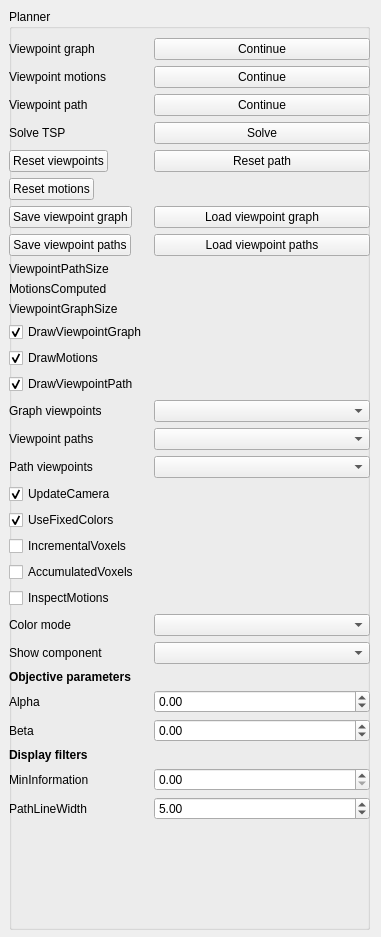
This is viewpoint_planner/src/ui/viewer_planner_panel.ui in bennihepp/Quad3DR as Qt 5 draws it before an edit. The edited form follows.
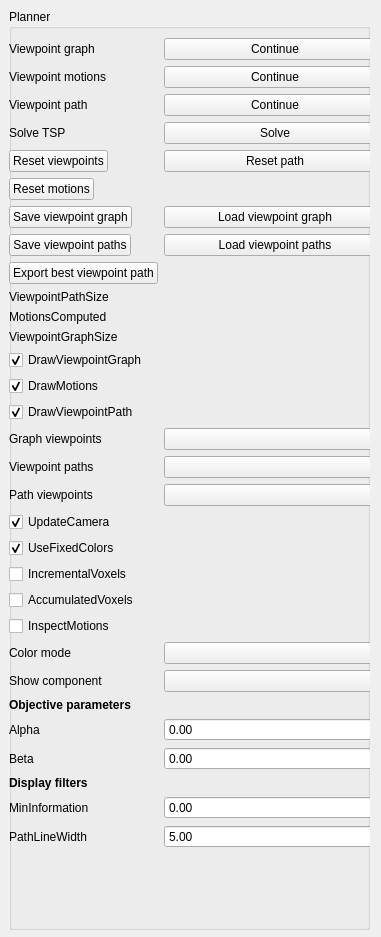
This is the edited form.

Commit message: Improved UI and added JSON export

```diff
--- a/viewpoint_planner/src/ui/viewer_planner_panel.ui
+++ b/viewpoint_planner/src/ui/viewer_planner_panel.ui
@@ -30,8 +30,8 @@
      <rect>
       <x>0</x>
       <y>29</y>
-      <width>361</width>
-      <height>914</height>
+      <width>377</width>
+      <height>947</height>
      </rect>
     </property>
     <layout class="QFormLayout" name="formLayout">
@@ -112,49 +112,49 @@
        </property>
       </widget>
      </item>
-     <item row="10" column="0">
+     <item row="11" column="0">
       <widget class="QLabel" name="label_3">
        <property name="text">
         <string>ViewpointPathSize</string>
        </property>
       </widget>
      </item>
-     <item row="10" column="1">
+     <item row="11" column="1">
       <widget class="QLabel" name="viewpointPathSize">
        <property name="text">
         <string/>
        </property>
       </widget>
      </item>
-     <item row="11" column="0">
+     <item row="12" column="0">
       <widget class="QLabel" name="label_8">
        <property name="text">
         <string>MotionsComputed</string>
        </property>
       </widget>
      </item>
-     <item row="11" column="1">
+     <item row="12" column="1">
       <widget class="QLabel" name="viewpointMotionsSize">
        <property name="text">
         <string/>
        </property>
       </widget>
      </item>
-     <item row="12" column="0">
+     <item row="13" column="0">
       <widget class="QLabel" name="label">
        <property name="text">
         <string>ViewpointGraphSize</string>
        </property>
       </widget>
      </item>
-     <item row="12" column="1">
+     <item row="13" column="1">
       <widget class="QLabel" name="viewpointGraphSize">
        <property name="text">
         <string/>
        </property>
       </widget>
      </item>
-     <item row="13" column="0">
+     <item row="14" column="0">
       <widget class="QCheckBox" name="drawViewpointGraph">
        <property name="text">
         <string>DrawViewpointGraph</string>
@@ -164,7 +164,7 @@
        </property>
       </widget>
      </item>
-     <item row="15" column="0">
+     <item row="16" column="0">
       <widget class="QCheckBox" name="drawViewpointMotions">
        <property name="text">
         <string>DrawMotions</string>
@@ -174,7 +174,7 @@
        </property>
       </widget>
      </item>
-     <item row="16" column="0">
+     <item row="17" column="0">
       <widget class="QCheckBox" name="drawViewpointPath">
        <property name="text">
         <string>DrawViewpointPath</string>
@@ -184,37 +184,37 @@
        </property>
       </widget>
      </item>
-     <item row="17" column="0">
+     <item row="18" column="0">
       <widget class="QLabel" name="label_2">
        <property name="text">
         <string>Graph viewpoints</string>
        </property>
       </widget>
      </item>
-     <item row="17" column="1">
+     <item row="18" column="1">
       <widget class="QComboBox" name="viewpointGraphSelection"/>
      </item>
-     <item row="18" column="0">
+     <item row="19" column="0">
       <widget class="QLabel" name="label_15">
        <property name="text">
         <string>Viewpoint paths</string>
        </property>
       </widget>
      </item>
-     <item row="18" column="1">
+     <item row="19" column="1">
       <widget class="QComboBox" name="viewpointPathBranchSelection"/>
      </item>
-     <item row="19" column="0">
+     <item row="20" column="0">
       <widget class="QLabel" name="label_4">
        <property name="text">
         <string>Path viewpoints</string>
        </property>
       </widget>
      </item>
-     <item row="19" column="1">
+     <item row="20" column="1">
       <widget class="QComboBox" name="viewpointPathSelection"/>
      </item>
-     <item row="20" column="0">
+     <item row="21" column="0">
       <widget class="QCheckBox" name="updateCameraOnSelection">
        <property name="text">
         <string>UpdateCamera</string>
@@ -224,7 +224,7 @@
        </property>
       </widget>
      </item>
-     <item row="21" column="0">
+     <item row="22" column="0">
       <widget class="QCheckBox" name="useFixedColors">
        <property name="text">
         <string>UseFixedColors</string>
@@ -234,28 +234,28 @@
        </property>
       </widget>
      </item>
-     <item row="22" column="0">
+     <item row="23" column="0">
       <widget class="QCheckBox" name="showIncrementalVoxelSet">
        <property name="text">
         <string>IncrementalVoxels</string>
        </property>
       </widget>
      </item>
-     <item row="23" column="0">
+     <item row="24" column="0">
       <widget class="QCheckBox" name="showAccumulatedVoxelSet">
        <property name="text">
         <string>AccumulatedVoxels</string>
        </property>
       </widget>
      </item>
-     <item row="24" column="0">
+     <item row="25" column="0">
       <widget class="QCheckBox" name="inspectViewpointGraphMotions">
        <property name="text">
         <string>InspectMotions</string>
        </property>
       </widget>
      </item>
-     <item row="27" column="0">
+     <item row="28" column="0">
       <widget class="QLabel" name="label_13">
        <property name="font">
         <font>
@@ -268,14 +268,14 @@
        </property>
       </widget>
      </item>
-     <item row="28" column="0">
+     <item row="29" column="0">
       <widget class="QLabel" name="label_9">
        <property name="text">
         <string>Alpha</string>
        </property>
       </widget>
      </item>
-     <item row="28" column="1">
+     <item row="29" column="1">
       <widget class="QDoubleSpinBox" name="alphaParameter">
        <property name="minimum">
         <double>-9999999.000000000000000</double>
@@ -288,14 +288,14 @@
        </property>
       </widget>
      </item>
-     <item row="29" column="0">
+     <item row="30" column="0">
       <widget class="QLabel" name="label_10">
        <property name="text">
         <string>Beta</string>
        </property>
       </widget>
      </item>
-     <item row="29" column="1">
+     <item row="30" column="1">
       <widget class="QDoubleSpinBox" name="betaParameter">
        <property name="minimum">
         <double>-9999999.000000000000000</double>
@@ -308,7 +308,7 @@
        </property>
       </widget>
      </item>
-     <item row="30" column="0">
+     <item row="31" column="0">
       <widget class="QLabel" name="label_12">
        <property name="font">
         <font>
@@ -321,14 +321,14 @@
        </property>
       </widget>
      </item>
-     <item row="31" column="0">
+     <item row="32" column="0">
       <widget class="QLabel" name="label_11">
        <property name="text">
         <string>MinInformation</string>
        </property>
       </widget>
      </item>
-     <item row="31" column="1">
+     <item row="32" column="1">
       <widget class="QDoubleSpinBox" name="minInformationFilter">
        <property name="maximum">
         <double>9999999999.000000000000000</double>
@@ -338,14 +338,14 @@
        </property>
       </widget>
      </item>
-     <item row="32" column="0">
+     <item row="33" column="0">
       <widget class="QLabel" name="label_14">
        <property name="text">
         <string>PathLineWidth</string>
        </property>
       </widget>
      </item>
-     <item row="32" column="1">
+     <item row="33" column="1">
       <widget class="QDoubleSpinBox" name="viewpointPathLineWidth">
        <property name="singleStep">
         <double>0.100000000000000</double>
@@ -355,24 +355,24 @@
        </property>
       </widget>
      </item>
-     <item row="26" column="0">
+     <item row="27" column="0">
       <widget class="QLabel" name="label_16">
        <property name="text">
         <string>Show component</string>
        </property>
       </widget>
      </item>
-     <item row="26" column="1">
+     <item row="27" column="1">
       <widget class="QComboBox" name="viewpointGraphComponent"/>
      </item>
-     <item row="25" column="0">
+     <item row="26" column="0">
       <widget class="QLabel" name="label_17">
        <property name="text">
         <string>Color mode</string>
        </property>
       </widget>
      </item>
-     <item row="25" column="1">
+     <item row="26" column="1">
       <widget class="QComboBox" name="viewpointColorMode"/>
      </item>
      <item row="5" column="0">
@@ -403,6 +403,13 @@
        </property>
       </widget>
      </item>
+     <item row="10" column="0">
+      <widget class="QPushButton" name="exportBestViewpointPathAsJson">
+       <property name="text">
+        <string>Export best viewpoint path</string>
+       </property>
+      </widget>
+     </item>
     </layout>
    </widget>
   </widget>
```
The commit also changes 3 other files.
